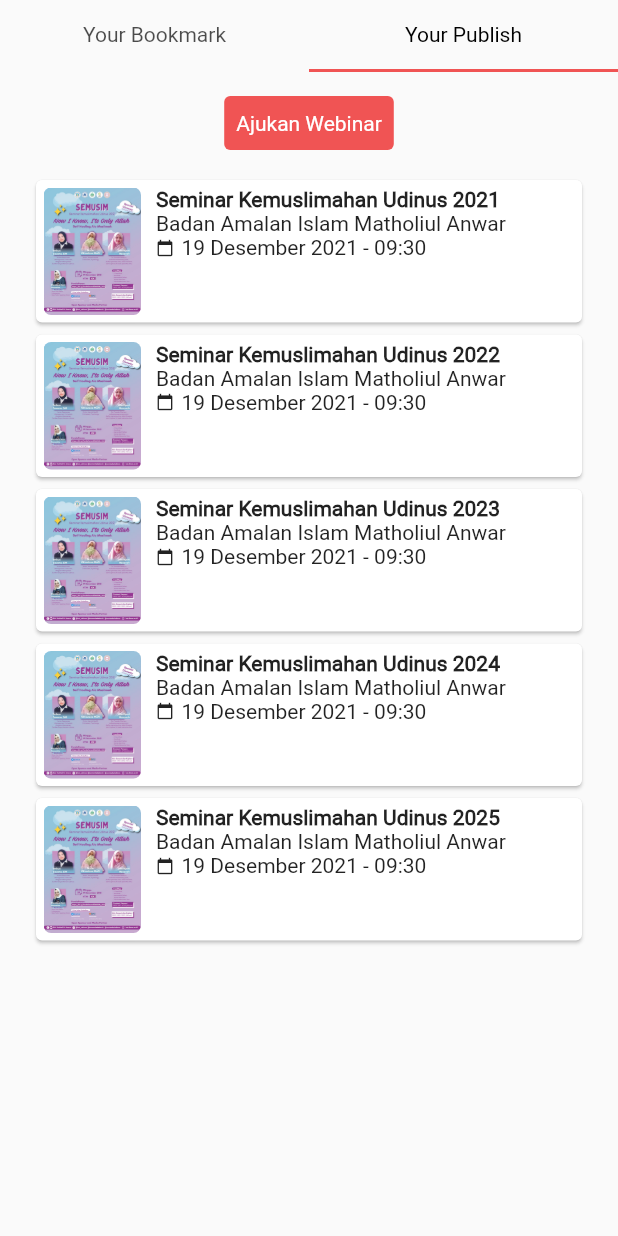
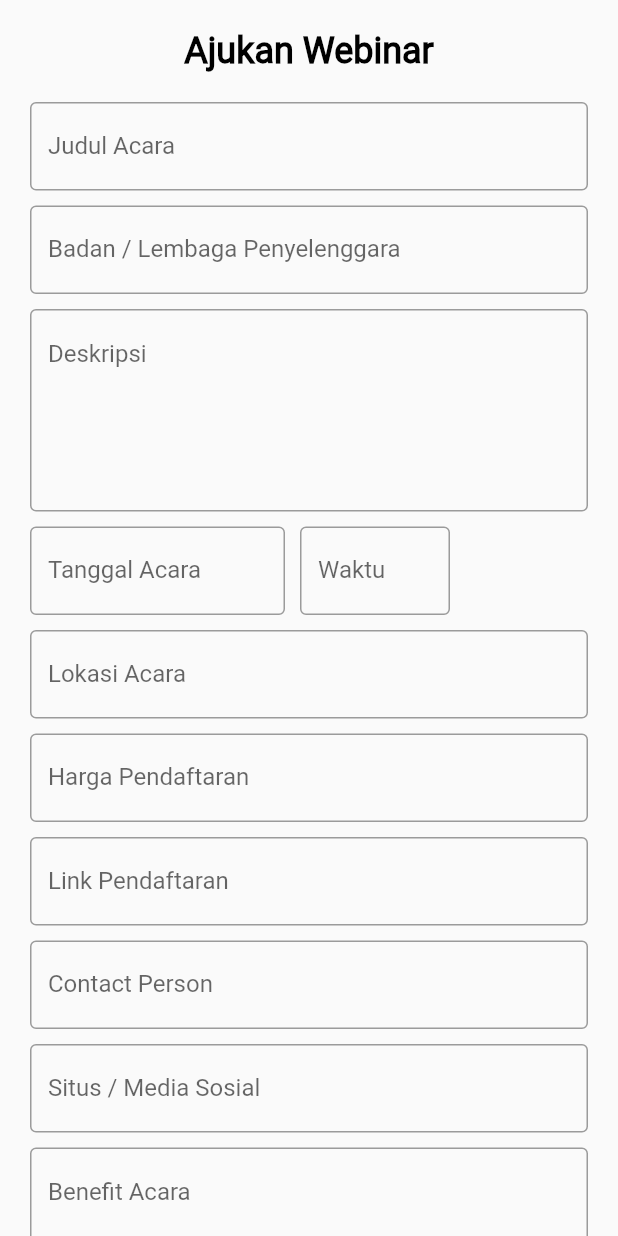
Before and after one commit to zulham-dahlan/WebinfoSenter, a Flutter app: the WebinarkuPage screen opened by its route, tab 2 chosen, after a tap on "Ajukan Webinar", on a phone screen of 412 x 824 dp. Run offline on Flutter 3.47's test engine with Material 2 defaults, Android fonts, the phone set to English and light mode, and no system bars.

Commit message:
membuat halaman pengajuan webinar

```diff
--- a/lib/main.dart
+++ b/lib/main.dart
@@ -1,5 +1,6 @@
 import 'package:flutter/material.dart';
 import 'package:webinfo_senter/data/webinar.dart';
+import 'package:webinfo_senter/ui/allwebinar_screen.dart';
 import 'package:webinfo_senter/ui/detail_screen.dart';
 import 'package:webinfo_senter/ui/home_page.dart';
 import 'package:webinfo_senter/ui/layout_navigation.dart';
@@ -7,6 +8,7 @@ import 'package:webinfo_senter/ui/login_page.dart';
 import 'package:webinfo_senter/ui/onBoarding2_screen.dart';
 import 'package:webinfo_senter/ui/onBoarding3_screen.dart';
 import 'package:webinfo_senter/ui/onBoarding_screen.dart';
+import 'package:webinfo_senter/ui/pengajuan_screen.dart';
 import 'package:webinfo_senter/ui/profile_page.dart';
 import 'package:webinfo_senter/ui/search_screen.dart';
 import 'package:webinfo_senter/ui/register_page.dart';
@@ -40,6 +42,8 @@ class MyApp extends StatelessWidget {
         LoginPage.routeName: (context) => LoginPage(),
         RegisterPage.routeName: (context) => RegisterPage(),
         DetailScreen.routeName: (context) => DetailScreen(detailWebinar: ModalRoute.of(context)?.settings.arguments as Webinar),
+        AllWebinar.routeName : (context) => AllWebinar(),
+        FormPengajuan.routeName : (context) => FormPengajuan(),
       },
     );
   }
--- a/lib/ui/allwebinar_screen.dart
+++ b/lib/ui/allwebinar_screen.dart
@@ -1,5 +1,7 @@
 import 'package:flutter/material.dart';
 import 'package:webinfo_senter/common/style.dart';
+import 'package:webinfo_senter/data/webinar.dart';
+import 'package:webinfo_senter/widget/card_webinar_vertical.dart';
 
 class AllWebinar extends StatefulWidget {
   static const routeName = '/all_webinar';
@@ -51,9 +53,9 @@ class _AllWebinarState extends State<AllWebinar> {
                   color: customRedColor,
                 ),
                 onChanged: (String? newValue){
-                  setState(){
+                  setState((){
                     dropDownValue = newValue!;
-                  }
+                  });
                 },
                 items: <String>['Semua','Pengembangan Diri', 'Religi', 'Teknologi'].map<DropdownMenuItem<String>>((String value) {
                   return DropdownMenuItem(value: value, child: Text(value),);
@@ -62,6 +64,18 @@ class _AllWebinarState extends State<AllWebinar> {
                SizedBox(
                 height: 10.0,
               ),
+              Expanded(
+                child: ListView.builder(
+                  shrinkWrap: true,
+                  itemCount: listWebinar.length,
+                  itemBuilder: (BuildContext context, int index) {
+                    Webinar webinar = listWebinar[index];
+                    return Card(
+                      child: CardWebinarVertical(webinar: webinar),
+                    );
+                  },
+                ),
+              ),
             ],
           ),
         ),
--- a/lib/ui/home_page.dart
+++ b/lib/ui/home_page.dart
@@ -1,6 +1,7 @@
 import 'package:flutter/material.dart';
 import 'package:webinfo_senter/common/style.dart';
 import 'package:webinfo_senter/data/webinar.dart';
+import 'package:webinfo_senter/ui/allwebinar_screen.dart';
 import 'package:webinfo_senter/ui/search_screen.dart';
 import 'package:webinfo_senter/widget/app_header.dart';
 import 'package:webinfo_senter/widget/card_webinar_vertical.dart';
@@ -61,7 +62,9 @@ class HomePage extends StatelessWidget {
                     style: OutlinedButton.styleFrom(
                       side: BorderSide(color: customRedColor),
                     ),
-                    onPressed: () {},
+                    onPressed: () {
+                      Navigator.pushNamed(context, AllWebinar.routeName);
+                    },
                     child: Text(
                       'Lihat Semua Webinar',
                       style: TextStyle(
--- /dev/null
+++ b/lib/ui/pengajuan_screen.dart
@@ -0,0 +1,204 @@
+import 'package:flutter/material.dart';
+import 'package:webinfo_senter/common/style.dart';
+
+class FormPengajuan extends StatefulWidget {
+  static const routeName = '/form_pengajuan';
+
+  @override
+  _FormPengajuanState createState() => _FormPengajuanState();
+}
+
+class _FormPengajuanState extends State<FormPengajuan> {
+  @override
+  Widget build(BuildContext context) {
+    return Scaffold(
+      body: SafeArea(
+        child: SingleChildScrollView(
+          child: Container(
+            padding: EdgeInsets.all(20.0),
+            child: Column(
+              crossAxisAlignment: CrossAxisAlignment.start,
+              children: [
+                Container(
+                  alignment: Alignment.center,
+                  child: Text(
+                    'Ajukan Webinar',
+                    style: styleRobotoTitle,
+                  ),
+                ),
+                SizedBox(
+                  height: 20.0,
+                ),
+                TextFormField(
+                  decoration: InputDecoration(
+                    labelText: 'Judul Acara',
+                    border: OutlineInputBorder(),
+                  ),
+                  style: TextStyle(color: Colors.black),
+                ),
+                SizedBox(
+                  height: 10.0,
+                ),
+                TextFormField(
+                  decoration: InputDecoration(
+                    labelText: 'Badan / Lembaga Penyelenggara',
+                    border: OutlineInputBorder(),
+                  ),
+                  style: TextStyle(color: Colors.black),
+                ),
+                SizedBox(
+                  height: 10.0,
+                ),
+                TextFormField(
+                  maxLines: 5,
+                  decoration: InputDecoration(
+                    labelText: 'Deskripsi',
+                    border: OutlineInputBorder(),
+                    alignLabelWithHint: true,
+                  ),
+                  style: TextStyle(
+                    color: Colors.black,
+                  ),
+                ),
+                SizedBox(
+                  height: 10.0,
+                ),
+                Row(
+                  children: [
+                    Container(
+                      margin: EdgeInsets.only(right: 10),
+                      width: 170,
+                      child: TextFormField(
+                        decoration: InputDecoration(
+                          labelText: 'Tanggal Acara',
+                          hintText: '01 Januari 2021',
+                          border: OutlineInputBorder(),
+                        ),
+                        style: TextStyle(color: Colors.black),
+                      ),
+                    ),
+                    Container(
+                      width: 100,
+                      child: TextFormField(
+                        decoration: InputDecoration(
+                          labelText: 'Waktu',
+                          hintText: '08:00',
+                          border: OutlineInputBorder(),
+                        ),
+                        style: TextStyle(color: Colors.black),
+                      ),
+                    ),
+                  ],
+                ),
+                SizedBox(
+                  height: 10.0,
+                ),
+                TextFormField(
+                  decoration: InputDecoration(
+                    labelText: 'Lokasi Acara',
+                    border: OutlineInputBorder(),
+                  ),
+                  style: TextStyle(color: Colors.black),
+                ),
+                SizedBox(
+                  height: 10.0,
+                ),
+                TextFormField(
+                  decoration: InputDecoration(
+                    labelText: 'Harga Pendaftaran',
+                    border: OutlineInputBorder(),
+                  ),
+                  style: TextStyle(color: Colors.black),
+                ),
+                SizedBox(
+                  height: 10.0,
+                ),
+                TextFormField(
+                  decoration: InputDecoration(
+                    labelText: 'Link Pendaftaran',
+                    border: OutlineInputBorder(),
+                  ),
+                  style: TextStyle(color: Colors.black),
+                ),
+                SizedBox(
+                  height: 10.0,
+                ),
+                TextFormField(
+                  decoration: InputDecoration(
+                    labelText: 'Contact Person',
+                    border: OutlineInputBorder(),
+                  ),
+                  style: TextStyle(color: Colors.black),
+                ),
+                SizedBox(
+                  height: 10.0,
+                ),
+                TextFormField(
+                  decoration: InputDecoration(
+                    labelText: 'Situs / Media Sosial',
+                    border: OutlineInputBorder(),
+                  ),
+                  style: TextStyle(color: Colors.black),
+                ),
+                SizedBox(
+                  height: 10.0,
+                ),
+                TextFormField(
+                  maxLines: 5,
+                  decoration: InputDecoration(
+                    labelText: 'Benefit Acara',
+                    border: OutlineInputBorder(),
+                    alignLabelWithHint: true,
+                  ),
+                  style: TextStyle(
+                    color: Colors.black,
+                  ),
+                ),
+                SizedBox(
+                  height: 10.0,
+                ),
+                Row(
+                  children: [
+                    Container(
+                      alignment: Alignment.center,
+                      child: TextButton(
+                        style: TextButton.styleFrom(
+                          backgroundColor: customRedColor,
+                        ),
+                        onPressed: () {
+
+                        },
+                        child: Text(
+                          'Kirim',
+                          style: TextStyle(color: Colors.white),
+                        ),
+                      ),
+                    ),
+                    SizedBox(
+                      width: 10.0,
+                    ),
+                    Container(
+                      alignment: Alignment.center,
+                      child: TextButton(
+                        style: TextButton.styleFrom(
+                          backgroundColor: customRedColor,
+                        ),
+                        onPressed: () {
+
+                        },
+                        child: Text(
+                          'Batal',
+                          style: TextStyle(color: Colors.white),
+                        ),
+                      ),
+                    ),
+                  ],
+                )
+              ],
+            ),
+          ),
+        ),
+      ),
+    );
+  }
+}
--- a/lib/ui/webinarku_page.dart
+++ b/lib/ui/webinarku_page.dart
@@ -1,6 +1,7 @@
 import 'package:flutter/material.dart';
 import 'package:webinfo_senter/common/style.dart';
 import 'package:webinfo_senter/data/webinar.dart';
+import 'package:webinfo_senter/ui/pengajuan_screen.dart';
 import 'package:webinfo_senter/widget/card_webinar_vertical.dart';
 
 class WebinarkuPage extends StatefulWidget {
@@ -64,10 +65,10 @@ class _WebinarkuPageState extends State<WebinarkuPage>
                       itemBuilder: (BuildContext context, int index) {
                         Webinar webinar = listWebinar[index];
                         return Card(
-                          child: Image.asset(
-                            webinar.urlPoster,
-                            height: 150,
-                            fit: BoxFit.cover,
+                          child: Container(
+                            padding: EdgeInsets.all(5),
+                            child: Image.asset(webinar.urlPoster,
+                                height: 150, fit: BoxFit.cover),
                           ),
                         );
                       }),
@@ -87,8 +88,11 @@ class _WebinarkuPageState extends State<WebinarkuPage>
                       itemBuilder: (BuildContext context, int index) {
                         Webinar webinar = listWebinar[index];
                         return Card(
-                          child: Image.asset(webinar.urlPoster,
-                              height: 150, fit: BoxFit.cover),
+                          child: Container(
+                            padding: EdgeInsets.all(5),
+                            child: Image.asset(webinar.urlPoster,
+                                height: 150, fit: BoxFit.cover),
+                          ),
                         );
                       }),
                 ),
@@ -96,18 +100,21 @@ class _WebinarkuPageState extends State<WebinarkuPage>
             ),
           ),
           Container(
-            padding: EdgeInsets.only(top: 10.0, left: 20.0, right: 20.0, bottom: 20.0),
+            padding: EdgeInsets.only(
+                top: 10.0, left: 20.0, right: 20.0, bottom: 20.0),
             child: Column(
               crossAxisAlignment: CrossAxisAlignment.start,
               children: [
                 Container(
-                  margin : EdgeInsets.only(bottom: 10),
+                  margin: EdgeInsets.only(bottom: 10),
                   alignment: Alignment.center,
                   child: TextButton(
                     style: TextButton.styleFrom(
                       backgroundColor: customRedColor,
                     ),
-                    onPressed: () {},
+                    onPressed: () {
+                      Navigator.pushNamed(context, FormPengajuan.routeName);
+                    },
                     child: Text(
                       'Ajukan Webinar',
                       style: TextStyle(color: Colors.white),
@@ -123,10 +130,8 @@ class _WebinarkuPageState extends State<WebinarkuPage>
                         return Card(
                           child: CardWebinarVertical(webinar: webinar),
                         );
-                      }
-                  )
+                      }),
                 ),
-
               ],
             ),
           ),
```
